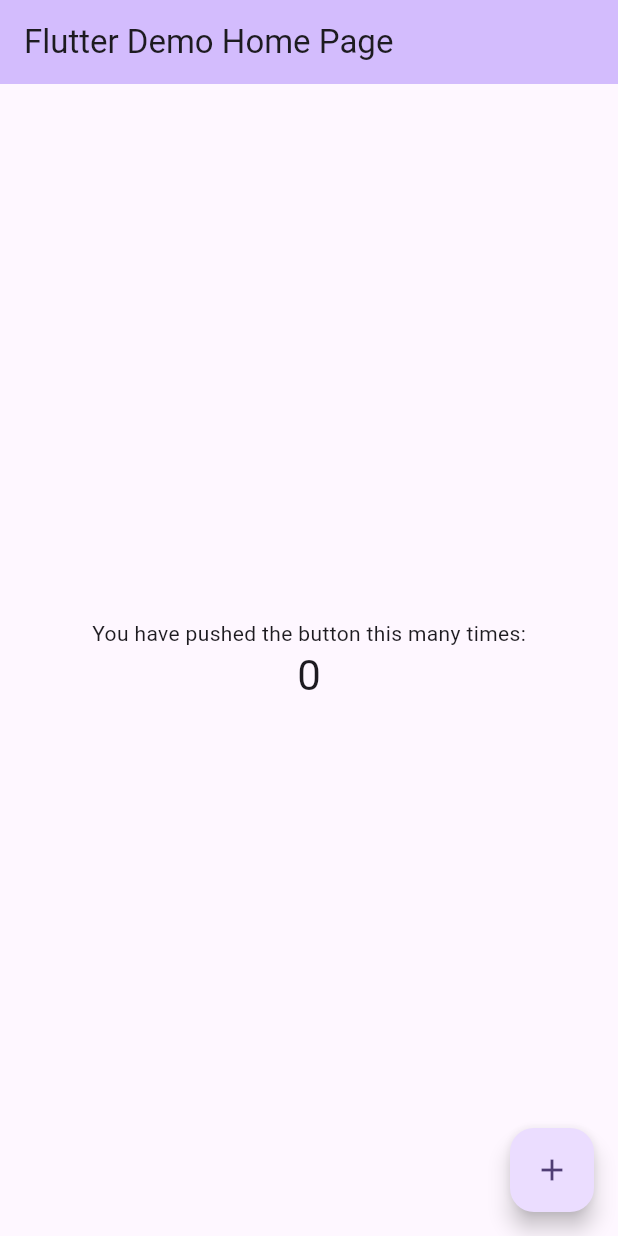
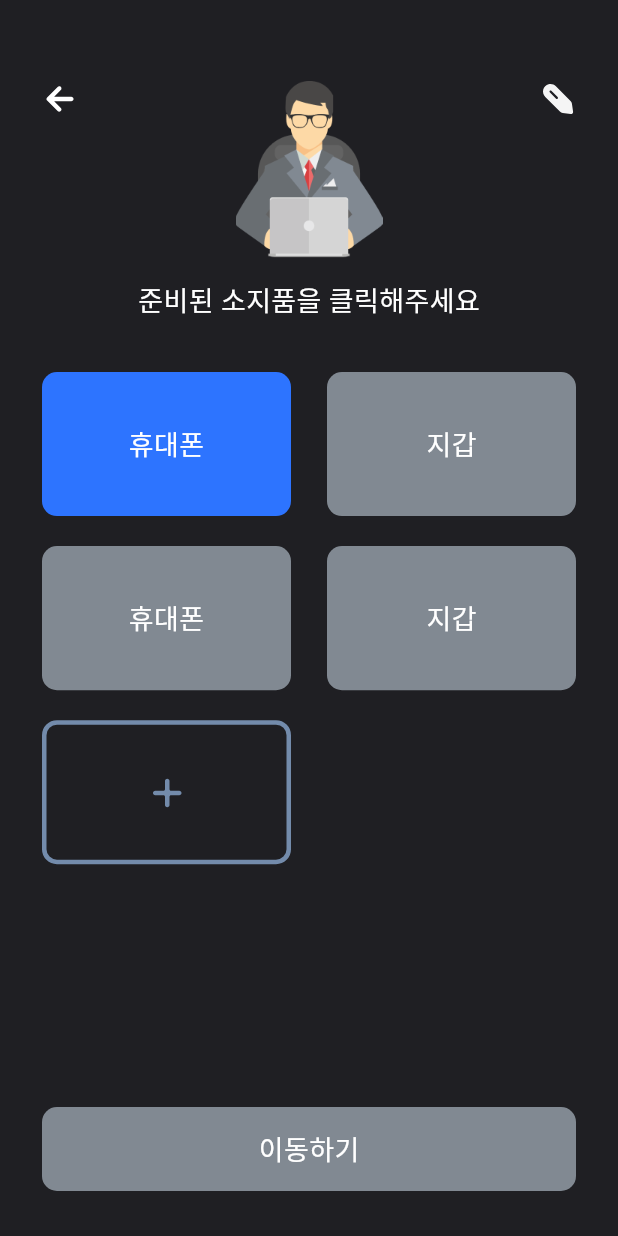
Before and after one commit to giovannijunseokim/secretary-kim, a Flutter app: the screen it shows after launch, on a phone screen of 412 x 824 dp. Run offline on Flutter 3.47's test engine with Material 3 defaults, Android fonts, the phone set to English and light mode, and no system bars; our stand-ins replace flutter_svg.

Commit message:
implement ui

```diff
--- a/lib/main.dart
+++ b/lib/main.dart
@@ -1,4 +1,6 @@
 import 'package:flutter/material.dart';
+import 'package:flutter_svg/svg.dart';
+import 'package:secretary_kim/theme/colors.dart';
 
 void main() {
   runApp(const MyApp());
@@ -11,115 +13,169 @@
   @override
   Widget build(BuildContext context) {
     return MaterialApp(
-      title: 'Flutter Demo',
-      theme: ThemeData(
-        // This is the theme of your application.
-        //
-        // TRY THIS: Try running your application with "flutter run". You'll see
-        // the application has a purple toolbar. Then, without quitting the app,
-        // try changing the seedColor in the colorScheme below to Colors.green
-        // and then invoke "hot reload" (save your changes or press the "hot
-        // reload" button in a Flutter-supported IDE, or press "r" if you used
-        // the command line to start the app).
-        //
-        // Notice that the counter didn't reset back to zero; the application
-        // state is not lost during the reload. To reset the state, use hot
-        // restart instead.
-        //
-        // This works for code too, not just values: Most code changes can be
-        // tested with just a hot reload.
-        colorScheme: ColorScheme.fromSeed(seedColor: Colors.deepPurple),
-        useMaterial3: true,
+      home: Scaffold(
+        backgroundColor: SkColors.black,
+        body: const Column(
+          children: [
+            // For Status Bar
+            SizedBox(height: 24),
+            TopBar(),
+            SizedBox(height: 14),
+            Title(title: "준비된 소지품을 클릭해주세요"),
+            SizedBox(height: 34),
+            BelongingsGrid(),
+            MoveButton(isEnabled: false)
+          ],
+        ),
       ),
-      home: const MyHomePage(title: 'Flutter Demo Home Page'),
     );
   }
 }
 
-class MyHomePage extends StatefulWidget {
-  const MyHomePage({super.key, required this.title});
-
-  // This widget is the home page of your application. It is stateful, meaning
-  // that it has a State object (defined below) that contains fields that affect
-  // how it looks.
-
-  // This class is the configuration for the state. It holds the values (in this
-  // case the title) provided by the parent (in this case the App widget) and
-  // used by the build method of the State. Fields in a Widget subclass are
-  // always marked "final".
-
-  final String title;
-
-  @override
-  State<MyHomePage> createState() => _MyHomePageState();
-}
-
-class _MyHomePageState extends State<MyHomePage> {
-  int _counter = 0;
-
-  void _incrementCounter() {
-    setState(() {
-      // This call to setState tells the Flutter framework that something has
-      // changed in this State, which causes it to rerun the build method below
-      // so that the display can reflect the updated values. If we changed
-      // _counter without calling setState(), then the build method would not be
-      // called again, and so nothing would appear to happen.
-      _counter++;
-    });
-  }
+class TopBar extends StatelessWidget {
+  const TopBar({super.key});
 
   @override
   Widget build(BuildContext context) {
-    // This method is rerun every time setState is called, for instance as done
-    // by the _incrementCounter method above.
-    //
-    // The Flutter framework has been optimized to make rerunning build methods
-    // fast, so that you can just rebuild anything that needs updating rather
-    // than having to individually change instances of widgets.
-    return Scaffold(
-      appBar: AppBar(
-        // TRY THIS: Try changing the color here to a specific color (to
-        // Colors.amber, perhaps?) and trigger a hot reload to see the AppBar
-        // change color while the other colors stay the same.
-        backgroundColor: Theme.of(context).colorScheme.inversePrimary,
-        // Here we take the value from the MyHomePage object that was created by
-        // the App.build method, and use it to set our appbar title.
-        title: Text(widget.title),
-      ),
-      body: Center(
-        // Center is a layout widget. It takes a single child and positions it
-        // in the middle of the parent.
-        child: Column(
-          // Column is also a layout widget. It takes a list of children and
-          // arranges them vertically. By default, it sizes itself to fit its
-          // children horizontally, and tries to be as tall as its parent.
-          //
-          // Column has various properties to control how it sizes itself and
-          // how it positions its children. Here we use mainAxisAlignment to
-          // center the children vertically; the main axis here is the vertical
-          // axis because Columns are vertical (the cross axis would be
-          // horizontal).
-          //
-          // TRY THIS: Invoke "debug painting" (choose the "Toggle Debug Paint"
-          // action in the IDE, or press "p" in the console), to see the
-          // wireframe for each widget.
+    return Column(
+      children: [
+        const SizedBox(height: 30),
+        Row(
           mainAxisAlignment: MainAxisAlignment.center,
-          children: <Widget>[
-            const Text(
-              'You have pushed the button this many times:',
+          crossAxisAlignment: CrossAxisAlignment.start,
+          children: [
+            const SizedBox(width: 28),
+            SvgPicture.asset(
+              "assets/icons/ic_arrow_left.svg",
+              width: 24,
+              height: 24,
             ),
-            Text(
-              '$_counter',
-              style: Theme.of(context).textTheme.headlineMedium,
+            const Spacer(),
+            Image.asset(
+              "assets/images/img_secretary_kim.png",
+              width: 98,
+              height: 119,
             ),
+            const Spacer(),
+            SvgPicture.asset(
+              "assets/icons/ic_modify.svg",
+              width: 24,
+              height: 24,
+            ),
+            const SizedBox(width: 28),
           ],
-        ),
-      ),
-      floatingActionButton: FloatingActionButton(
-        onPressed: _incrementCounter,
-        tooltip: 'Increment',
-        child: const Icon(Icons.add),
-      ), // This trailing comma makes auto-formatting nicer for build methods.
+        )
+      ],
     );
   }
 }
+
+class Title extends StatelessWidget {
+  final String title;
+
+  const Title({super.key, required this.title});
+
+  @override
+  Widget build(BuildContext context) {
+    return Text(
+      title,
+      style: TextStyle(
+        color: SkColors.white,
+        fontSize: 18,
+      ),
+    );
+  }
+}
+
+class BelongingsGrid extends StatelessWidget {
+  const BelongingsGrid({super.key});
+
+  @override
+  Widget build(BuildContext context) {
+    return Expanded(
+      child: GridView.count(
+        crossAxisCount: 2,
+        mainAxisSpacing: 20,
+        crossAxisSpacing: 24,
+        childAspectRatio: 140 / 81,
+        padding: const EdgeInsets.symmetric(horizontal: 28),
+        children: const [
+          BelongingCard(name: "휴대폰", isClicked: true),
+          BelongingCard(name: "지갑", isClicked: false),
+          BelongingCard(name: "휴대폰", isClicked: false),
+          BelongingCard(name: "지갑", isClicked: false),
+          AddBelongingCard()
+        ],
+      ),
+    );
+  }
+}
+
+class BelongingCard extends StatelessWidget {
+  final String name;
+  final bool isClicked;
+
+  const BelongingCard({super.key, required this.name, required this.isClicked});
+
+  @override
+  Widget build(BuildContext context) {
+    return Container(
+      alignment: Alignment.center,
+      decoration: BoxDecoration(
+        color: isClicked ? SkColors.blue1 : SkColors.gray2,
+        borderRadius: BorderRadius.circular(10),
+      ),
+      child: Text(
+        name,
+        style: TextStyle(color: SkColors.white, fontSize: 18),
+      ),
+    );
+  }
+}
+
+class AddBelongingCard extends StatelessWidget {
+  const AddBelongingCard({super.key});
+
+  @override
+  Widget build(BuildContext context) {
+    return Container(
+      alignment: Alignment.center,
+      decoration: BoxDecoration(
+        border: Border.all(
+          color: SkColors.blue2,
+          width: 3,
+        ),
+        borderRadius: BorderRadius.circular(10),
+      ),
+      child: SvgPicture.asset(
+        "assets/icons/ic_plus.svg",
+        color: SkColors.blue2,
+        width: 24,
+        height: 24,
+      ),
+    );
+  }
+}
+
+class MoveButton extends StatelessWidget {
+  final bool isEnabled;
+
+  const MoveButton({super.key, required this.isEnabled});
+
+  @override
+  Widget build(BuildContext context) {
+    return Container(
+      margin: const EdgeInsets.symmetric(vertical: 30, horizontal: 28),
+      padding: const EdgeInsets.symmetric(vertical: 15),
+      alignment: Alignment.center,
+      decoration: BoxDecoration(
+        color: isEnabled ? SkColors.blue1 : SkColors.gray2,
+        borderRadius: BorderRadius.circular(10),
+      ),
+      child: Text(
+        "이동하기",
+        style: TextStyle(color: SkColors.white, fontSize: 18),
+      ),
+    );
+  }
+}
```
